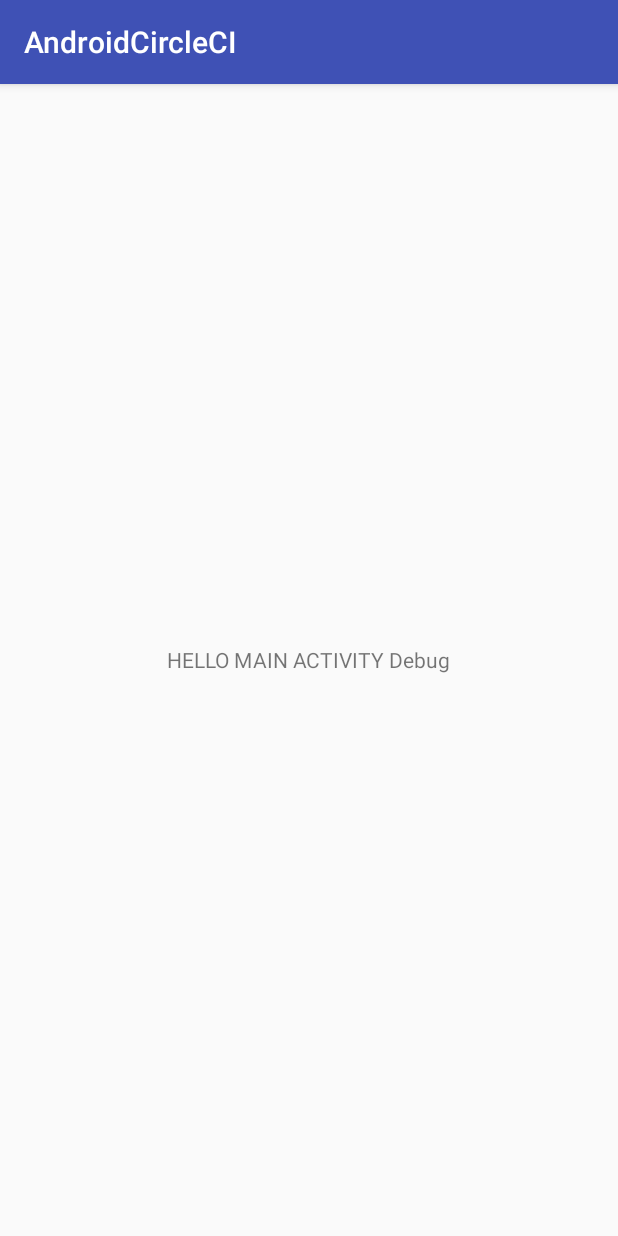
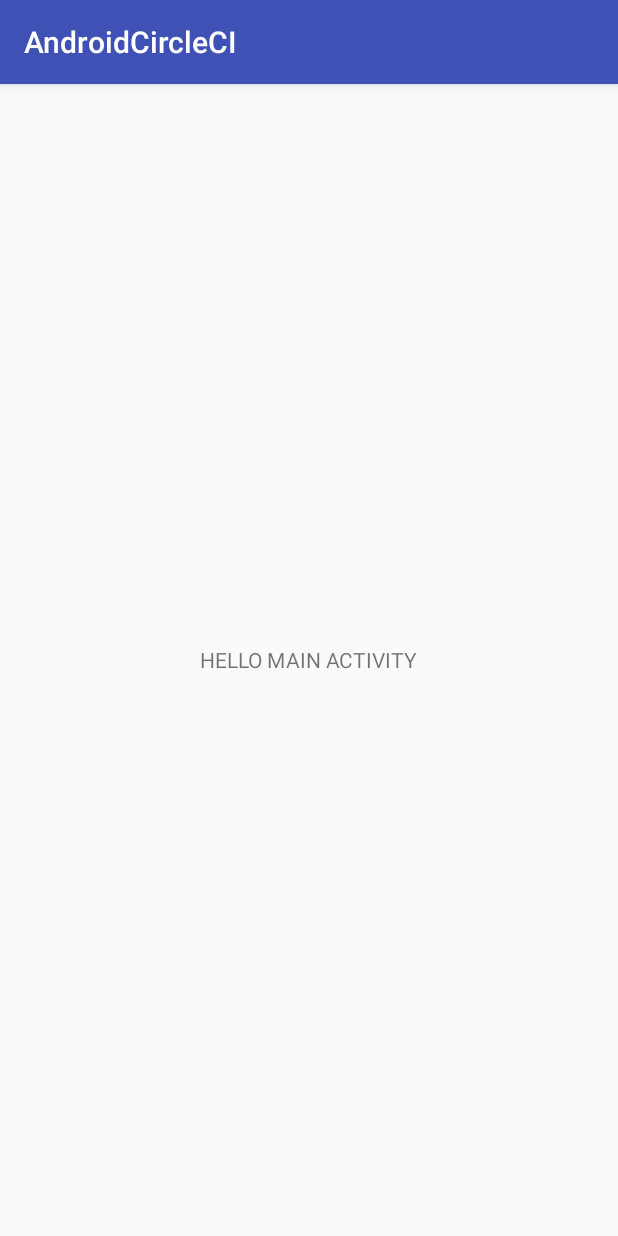
Before and after one commit to belalfyndiq/AndroidCircleCI, an Android app: the screen it shows after launch (MainActivity), on a phone screen of 412 x 824 dp. Run offline under Robolectric (Android 15) with nearby library versions, the phone set to English and light mode, and no system bars; libraries missing offline, so code that uses them is left out: com.crashlytics.android, io.fabric.sdk; 1 statement that could not run was skipped.

Commit message:
Small update to the UI

```diff
--- a/app/src/main/res/layout/activity_main.xml
+++ b/app/src/main/res/layout/activity_main.xml
@@ -8,6 +8,6 @@
         android:layout_width="wrap_content"
         android:layout_height="wrap_content"
         android:layout_gravity="center"
-        android:text="HELLO MAIN ACTIVITY Debug"/>
+        android:text="HELLO MAIN ACTIVITY"/>
 
 </FrameLayout>
```
